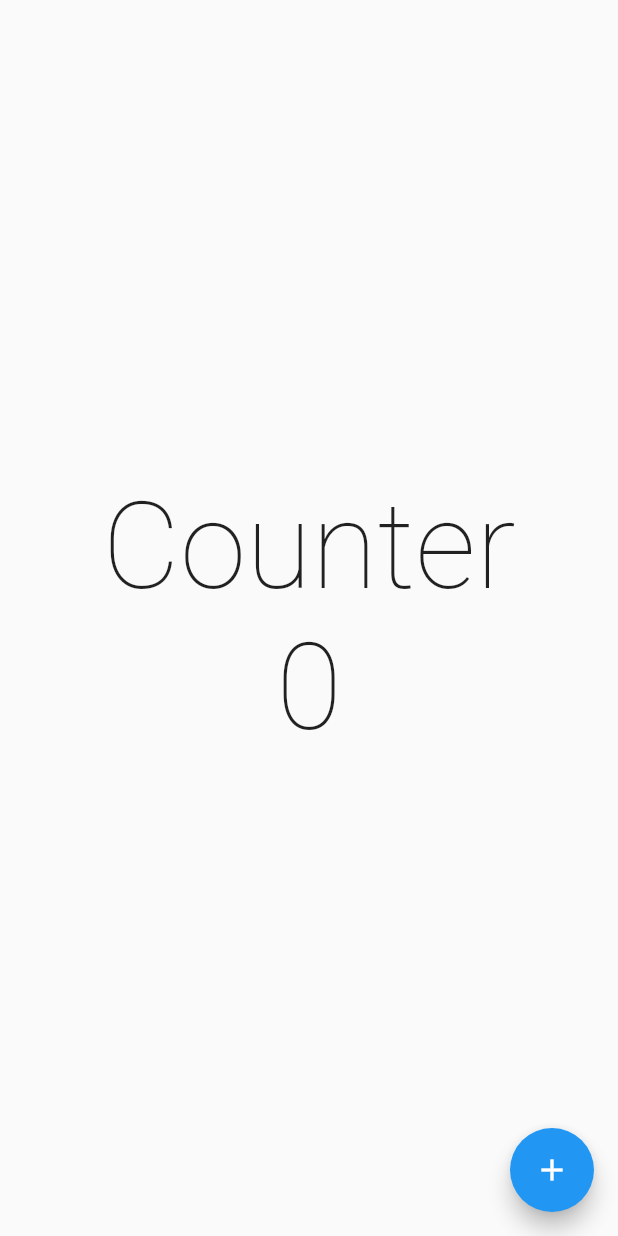
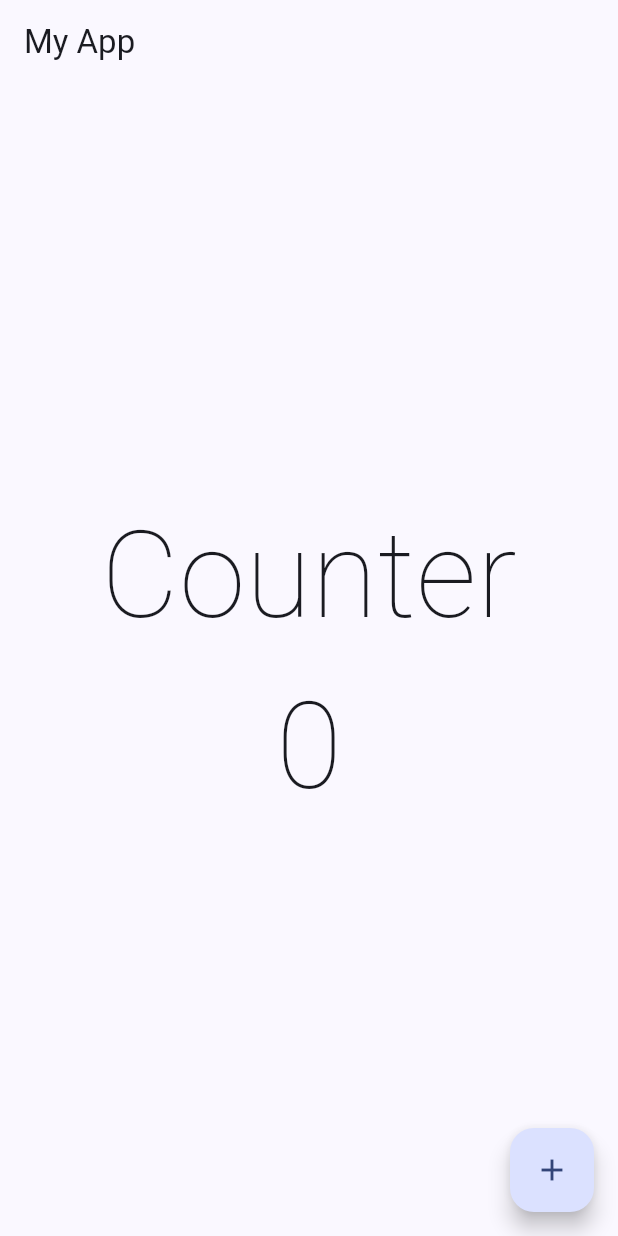
Before and after one commit to Boris-XD/Flutter-Init, a Flutter app: the screen it shows after launch, on a phone screen of 412 x 824 dp. Run offline on Flutter 3.47's test engine with Material 2 defaults, Android fonts, the phone set to English and light mode, and no system bars.

```diff
--- a/lib/main.dart
+++ b/lib/main.dart
@@ -11,9 +11,12 @@ class MyApp extends StatelessWidget {
 
   @override
   Widget build(BuildContext context) {
-    return const MaterialApp(
-        title: 'Flutter Demo',
+    return MaterialApp(
         debugShowCheckedModeBanner: false,
-        home: CounterScreen());
+        theme: ThemeData(
+          useMaterial3: true,
+          colorSchemeSeed: Color.fromARGB(255, 4, 100, 255)
+        ),
+        home: const CounterScreen());
   }
 }
--- a/lib/presentation/screens/counter_screen.dart
+++ b/lib/presentation/screens/counter_screen.dart
@@ -6,6 +6,9 @@ class CounterScreen extends StatelessWidget {
   @override
   Widget build(BuildContext context) {
     return Scaffold(
+          appBar: AppBar(
+            title: const Text("My App"),
+          ),
           body: const Center(
             child: Column(
               mainAxisAlignment: MainAxisAlignment.center,
```
